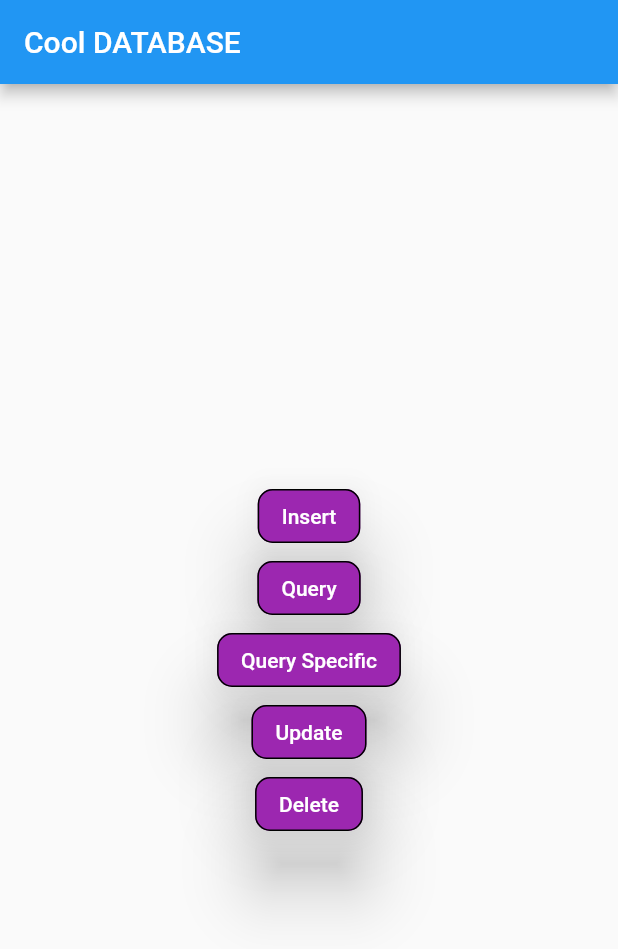
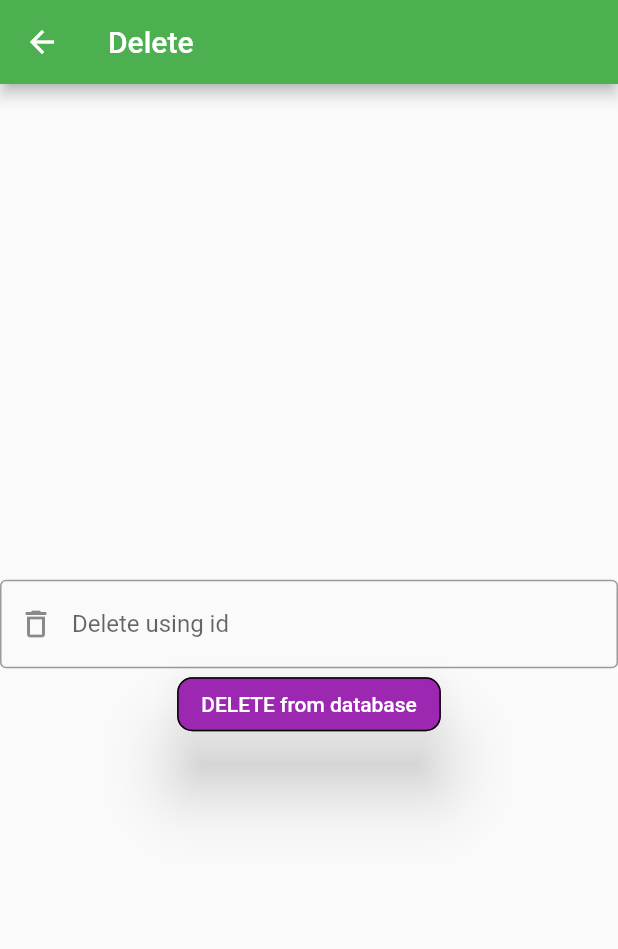
Before and after one commit to ShubhamDalvi1999/House_Rental_App_in_Flutter, a Flutter app: the screen it shows after launch, after a tap on "Delete", on a phone screen of 412 x 824 dp. Shown: the top 949 px of the screen. Run offline on Flutter 3.47's test engine with Material 2 defaults, Android fonts, the light colour scheme and no system bars; our stand-ins replace sqflite; accounts and stored records are empty.

Commit message:
delete functionality added

```diff
--- a/lib/dbhelper.dart
+++ b/lib/dbhelper.dart
@@ -70,4 +70,10 @@ class DatabaseHelper {
         where: "age > ? and givenrent = ?", whereArgs: [age, rentGiven]);
     return result;
   }
+
+  Future<int?> deletedata(int id) async {
+    Database? db = await instance.database;
+    var res = await db?.delete(table, where: "id = ?", whereArgs: [id]);
+    return res;
+  }
 }
--- a/lib/main.dart
+++ b/lib/main.dart
@@ -1,5 +1,6 @@
 import 'package:database_curd_demo_app/dbhelper.dart';
 import 'package:database_curd_demo_app/pages/customquery.dart';
+import 'package:database_curd_demo_app/pages/delete.dart';
 import 'package:database_curd_demo_app/pages/insert.dart';
 import 'package:database_curd_demo_app/pages/viewall.dart';
 import 'package:flutter/material.dart';
@@ -114,7 +115,10 @@ class _HomePageState extends State<HomePage> {
               child: const Text("Update"),
             ),
             ElevatedButton(
-              onPressed: () {},
+              onPressed: () {
+                Navigator.push(context,
+                    MaterialPageRoute(builder: (context) => DeleteData()));
+              },
               style: ElevatedButton.styleFrom(
                 onPrimary: Colors.white,
                 primary: Colors.purple,
--- a/lib/pages/delete.dart
+++ b/lib/pages/delete.dart
@@ -0,0 +1,57 @@
+import 'package:flutter/material.dart';
+import 'package:sqflite/sqflite.dart';
+import '../dbhelper.dart';
+
+class DeleteData extends StatefulWidget {
+  DeleteData({Key? key}) : super(key: key);
+
+  @override
+  _DeleteDataState createState() => _DeleteDataState();
+}
+
+class _DeleteDataState extends State<DeleteData> {
+  var deletecontroller = TextEditingController();
+  final dbhelper = DatabaseHelper.instance;
+
+  void delete() async {
+    var id = await dbhelper.deletedata(int.parse(deletecontroller.text));
+  }
+
+  @override
+  Widget build(BuildContext context) {
+    return Scaffold(
+      appBar: AppBar(
+        shadowColor: Colors.black,
+        backgroundColor: Colors.green,
+        title: const Text("Delete"),
+      ),
+      body: Column(mainAxisAlignment: MainAxisAlignment.center, children: [
+        TextField(
+          controller: deletecontroller,
+          decoration: const InputDecoration(
+            hintText: 'Insert the id which us want to delete from the table',
+            labelText: 'Delete using id ',
+            prefixIcon: Icon(Icons.delete_outline),
+            border: OutlineInputBorder(),
+          ),
+        ),
+        const SizedBox(),
+        ElevatedButton(
+          onPressed: () {
+            delete();
+          },
+          style: ElevatedButton.styleFrom(
+            onPrimary: Colors.white,
+            primary: Colors.purple,
+            onSurface: Colors.grey,
+            side: const BorderSide(color: Colors.black, width: 1),
+            shape:
+                RoundedRectangleBorder(borderRadius: BorderRadius.circular(10)),
+            elevation: 20,
+          ),
+          child: const Text("DELETE from database"),
+        ),
+      ]),
+    );
+  }
+}
--- a/pubspec.yaml
+++ b/pubspec.yaml
@@ -31,9 +31,10 @@ dependencies:
     sdk: flutter
 
 
-  # The following adds the Cupertino Icons font to your application.
+  # The following adds t   he Cupertino Icons font to your application.
   # Use with the CupertinoIcons class for iOS style icons.
   cupertino_icons: ^1.0.2
+  shared_preferences: ^2.0.11
 
   #database
   sqflite: ^2.0.1
```
Also changed, not shown: pubspec.lock.
